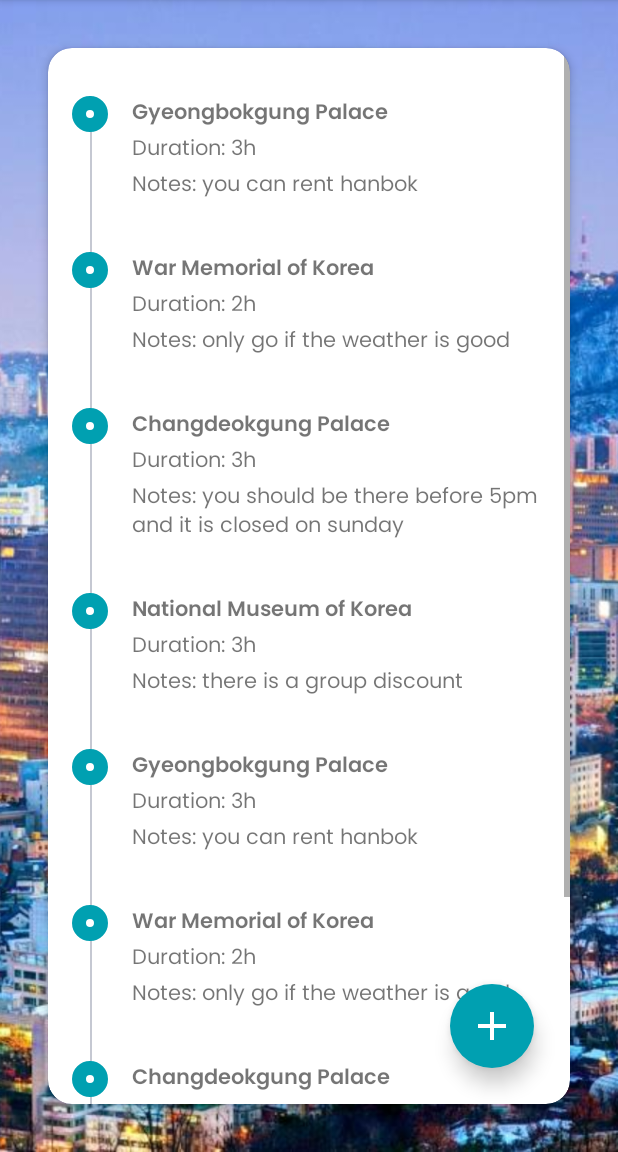
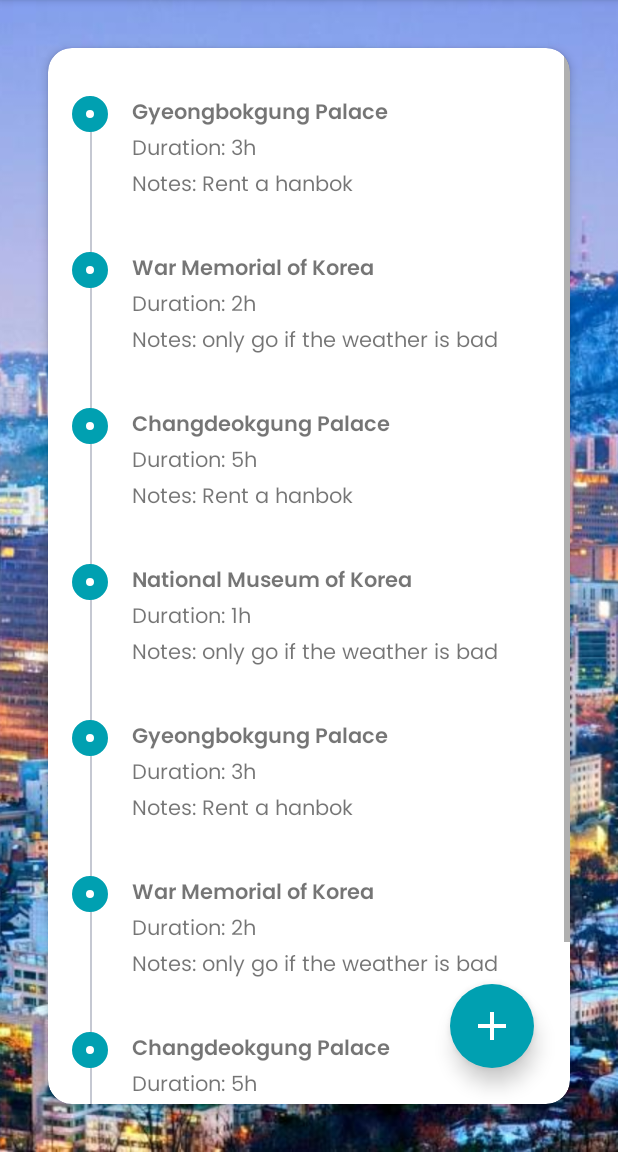
Before and after one commit to larsobist/TravelBucket, an Android app: the screen it shows after launch (EventOverviewActivity), after a tap on "Seoul", on a phone screen of 412 x 824 dp, the part 84-1236 px from its top. Run offline under Robolectric (Android 15) with nearby library versions, the phone set to English and light mode, and no system bars; our stand-ins replace Room's generated code.

Commit message:
DATABASE: Event Table

```diff
--- a/app/src/main/java/com/example/travelbucket/Bucket.kt
+++ b/app/src/main/java/com/example/travelbucket/Bucket.kt
@@ -6,5 +6,5 @@ import androidx.room.PrimaryKey
 data class Bucket(
     @PrimaryKey(autoGenerate = true) val id:Int,
     var title: String,
-    var image: Int //warum ein Int?
+    var image: Int
     )
--- a/app/src/main/java/com/example/travelbucket/BucketsDB.kt
+++ b/app/src/main/java/com/example/travelbucket/BucketsDB.kt
@@ -5,7 +5,15 @@ import androidx.room.Database
 import androidx.room.Room
 import androidx.room.RoomDatabase
 
-@Database(entities = [Bucket::class], version = 1)
+//@Database(entities = [Bucket::class], version = 1)
+@Database(
+    entities = [
+        Bucket::class,
+        Event::class
+    ],
+    version = 1
+)
+
 abstract class BucketsDB : RoomDatabase(){
     abstract fun BucketsDAO(): BucketsDAO
 
@@ -20,7 +28,7 @@ abstract class BucketsDB : RoomDatabase(){
                     context.applicationContext,
                     BucketsDB::class.java,
                     "buckets_database"
-                )
+                ).allowMainThreadQueries()
                     .build()
                 INSTANCE = instance // return instance
                 instance
--- a/app/src/main/java/com/example/travelbucket/Event.kt
+++ b/app/src/main/java/com/example/travelbucket/Event.kt
@@ -1,3 +1,15 @@
 package com.example.travelbucket
 
-data class Event(var title: String, var duration: String, var notes: String)
+import androidx.room.Entity
+import androidx.room.PrimaryKey
+
+@Entity(tableName = "Event")
+data class Event(
+    @PrimaryKey(autoGenerate = true) val id:Int,
+    var title: String,
+    var costs: String,
+    var date: String,
+    var location: String,
+    var notes: String,
+    var links: String,
+    var duration: String)
--- a/app/src/main/java/com/example/travelbucket/EventOverviewActivity.kt
+++ b/app/src/main/java/com/example/travelbucket/EventOverviewActivity.kt
@@ -15,10 +15,10 @@ class EventOverviewActivity : AppCompatActivity() {
         setContentView(binding.root)
 
         val myEvents = mutableListOf<Event>()
-        val event1 = Event("Gyeongbokgung Palace", "3h", "you can rent hanbok")
-        val event2 = Event("War Memorial of Korea", "2h", "only go if the weather is good")
-        val event3 = Event("Changdeokgung Palace", "3h", "you should be there before 5pm and it is closed on sunday")
-        val event4 = Event("National Museum of Korea", "3h", "there is a group discount")
+        val event1 = Event(0,"Gyeongbokgung Palace", "3000 Won", "12.12.2021", "Jung-Gu", "Rent a hanbok", "www.google.de","3h")
+        val event2 = Event(0,"War Memorial of Korea", "0 Won", "12.12.2021", "Seoul", "only go if the weather is bad", "www.google.de","2h")
+        val event3 = Event(0,"Changdeokgung Palace", "4000 Won", "12.12.2021", "Jung-Gu", "Rent a hanbok", "www.google.de","5h")
+        val event4 = Event(0,"National Museum of Korea", "0 Won", "12.12.2021", "Seoul", "only go if the weather is bad", "www.google.de","1h")
         myEvents.add(event1)
         myEvents.add(event2)
         myEvents.add(event3)
```
